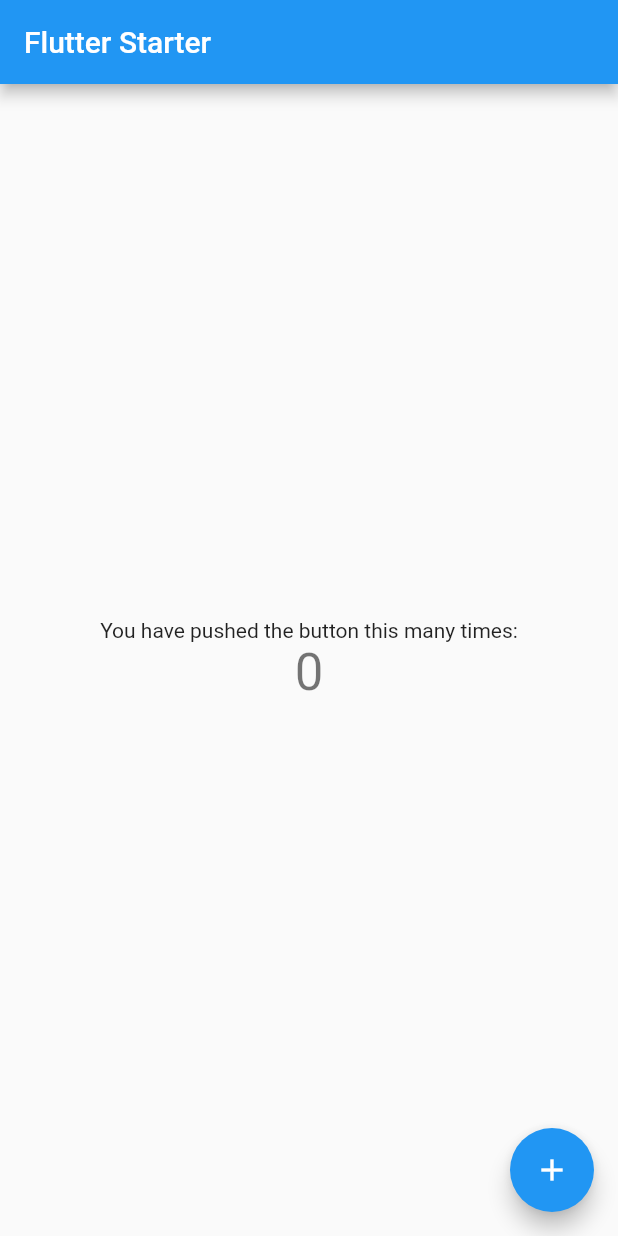
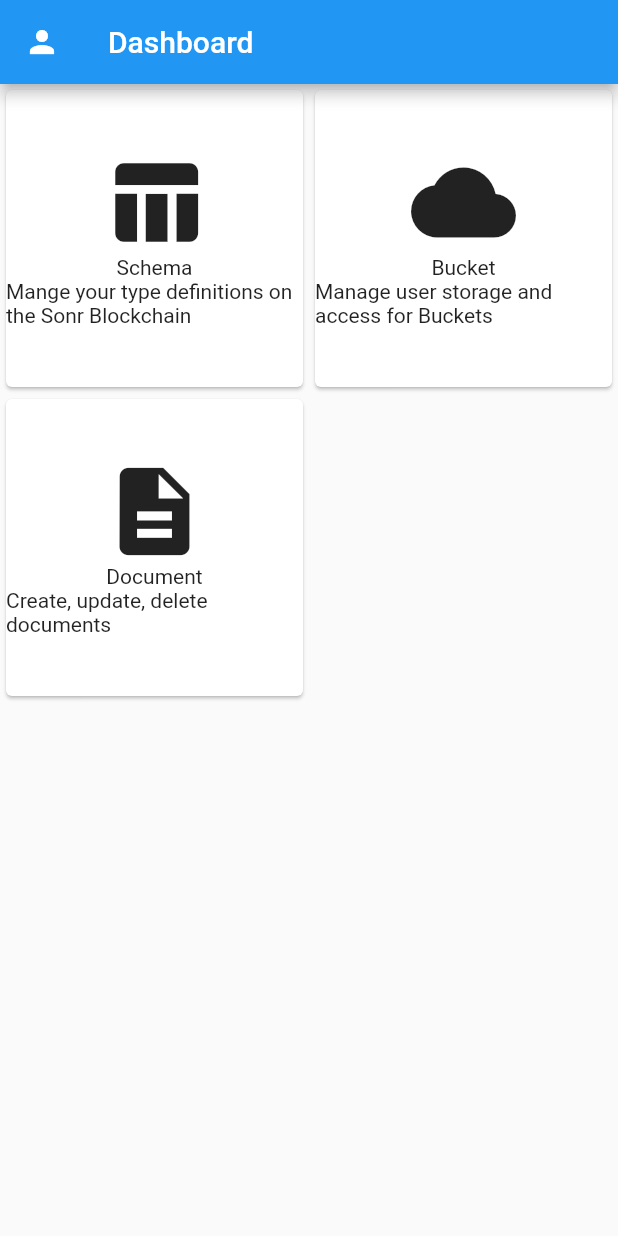
Before and after one commit to sonr-io/motor-flutter-starter, a Flutter app: the screen it shows after launch, on a phone screen of 412 x 824 dp. Run offline on Flutter 3.47's test engine with Material 2 defaults, Android fonts, the phone set to English and light mode, and no system bars; missing offline and left inert: motor_flutter.

Commit message:
Add Base Interface for Starter Template

```diff
--- a/lib/main.dart
+++ b/lib/main.dart
@@ -1,5 +1,6 @@
 import 'package:flutter/material.dart';
 import 'package:motor_flutter/motor_flutter.dart';
+import 'package:motor_flutter_starter/pages/dashboard_page.dart';
 
 Future<void> main() async {
   await MotorFlutter.init();
@@ -26,92 +27,7 @@ class MyApp extends StatelessWidget {
         // is not restarted.
         primarySwatch: Colors.blue,
       ),
-      home: const MyHomePage(title: 'Flutter Starter'),
+      home: const DashboardPage(),
     );
   }
 }
-
-class MyHomePage extends StatefulWidget {
-  const MyHomePage({super.key, required this.title});
-
-  // This widget is the home page of your application. It is stateful, meaning
-  // that it has a State object (defined below) that contains fields that affect
-  // how it looks.
-
-  // This class is the configuration for the state. It holds the values (in this
-  // case the title) provided by the parent (in this case the App widget) and
-  // used by the build method of the State. Fields in a Widget subclass are
-  // always marked "final".
-
-  final String title;
-
-  @override
-  State<MyHomePage> createState() => _MyHomePageState();
-}
-
-class _MyHomePageState extends State<MyHomePage> {
-  int _counter = 0;
-
-  void _incrementCounter() {
-    setState(() {
-      // This call to setState tells the Flutter framework that something has
-      // changed in this State, which causes it to rerun the build method below
-      // so that the display can reflect the updated values. If we changed
-      // _counter without calling setState(), then the build method would not be
-      // called again, and so nothing would appear to happen.
-      _counter++;
-    });
-  }
-
-  @override
-  Widget build(BuildContext context) {
-    // This method is rerun every time setState is called, for instance as done
-    // by the _incrementCounter method above.
-    //
-    // The Flutter framework has been optimized to make rerunning build methods
-    // fast, so that you can just rebuild anything that needs updating rather
-    // than having to individually change instances of widgets.
-    return Scaffold(
-      appBar: AppBar(
-        // Here we take the value from the MyHomePage object that was created by
-        // the App.build method, and use it to set our appbar title.
-        title: Text(widget.title),
-      ),
-      body: Center(
-        // Center is a layout widget. It takes a single child and positions it
-        // in the middle of the parent.
-        child: Column(
-          // Column is also a layout widget. It takes a list of children and
-          // arranges them vertically. By default, it sizes itself to fit its
-          // children horizontally, and tries to be as tall as its parent.
-          //
-          // Invoke "debug painting" (press "p" in the console, choose the
-          // "Toggle Debug Paint" action from the Flutter Inspector in Android
-          // Studio, or the "Toggle Debug Paint" command in Visual Studio Code)
-          // to see the wireframe for each widget.
-          //
-          // Column has various properties to control how it sizes itself and
-          // how it positions its children. Here we use mainAxisAlignment to
-          // center the children vertically; the main axis here is the vertical
-          // axis because Columns are vertical (the cross axis would be
-          // horizontal).
-          mainAxisAlignment: MainAxisAlignment.center,
-          children: <Widget>[
-            const Text(
-              'You have pushed the button this many times:',
-            ),
-            Text(
-              '$_counter',
-              style: Theme.of(context).textTheme.headline4,
-            ),
-          ],
-        ),
-      ),
-      floatingActionButton: FloatingActionButton(
-        onPressed: _incrementCounter,
-        tooltip: 'Increment',
-        child: const Icon(Icons.add),
-      ), // This trailing comma makes auto-formatting nicer for build methods.
-    );
-  }
-}
--- /dev/null
+++ b/lib/models/action.dart
@@ -0,0 +1,47 @@
+import 'package:flutter/material.dart';
+import 'package:motor_flutter_starter/pages/actions_page.dart';
+
+enum ActionItem {
+  schema,
+  bucket,
+  document,
+}
+
+extension ActionItemExt on ActionItem {
+  Widget get page {
+    return ActionsPage(item: this);
+  }
+
+  String get title {
+    switch (this) {
+      case ActionItem.schema:
+        return 'Schema';
+      case ActionItem.bucket:
+        return 'Bucket';
+      case ActionItem.document:
+        return 'Document';
+    }
+  }
+
+  IconData get icon {
+    switch (this) {
+      case ActionItem.schema:
+        return Icons.table_chart;
+      case ActionItem.bucket:
+        return Icons.cloud;
+      case ActionItem.document:
+        return Icons.description;
+    }
+  }
+
+  String get description {
+    switch (this) {
+      case ActionItem.schema:
+        return 'Mange your type definitions on the Sonr Blockchain';
+      case ActionItem.bucket:
+        return 'Manage user storage and access for Buckets';
+      case ActionItem.document:
+        return 'Create, update, delete documents';
+    }
+  }
+}
--- /dev/null
+++ b/lib/pages/dashboard_page.dart
@@ -0,0 +1,58 @@
+import 'package:flutter/material.dart';
+import 'package:motor_flutter_starter/pages/profile_page.dart';
+import '../models/action.dart';
+
+class DashboardPage extends StatefulWidget {
+  const DashboardPage({super.key});
+
+  @override
+  State<DashboardPage> createState() => _DashboardPageState();
+}
+
+class _DashboardPageState extends State<DashboardPage> {
+  @override
+  Widget build(BuildContext context) {
+    // This method is rerun every time setState is called, for instance as done
+    // by the _incrementCounter method above.
+    //
+    // The Flutter framework has been optimized to make rerunning build methods
+    // fast, so that you can just rebuild anything that needs updating rather
+    // than having to individually change instances of widgets.
+    return Scaffold(
+      appBar: AppBar(
+        leading: IconButton(
+            onPressed: () {
+              Navigator.of(context).push(MaterialPageRoute(builder: (context) => const ProfilePage()));
+            },
+            icon: const Icon(Icons.person)),
+        // Here we take the value from the MyHomePage object that was created by
+        // the App.build method, and use it to set our appbar title.
+        title: const Text("Dashboard"),
+      ),
+      body: GridView.builder(
+        itemCount: 3,
+        itemBuilder: ((context, index) {
+          final action = ActionItem.values[index];
+          return GestureDetector(
+            onTap: () {
+              Navigator.of(context).push(MaterialPageRoute(builder: (context) => action.page));
+            },
+            child: Card(
+              child: Center(
+                child: Column(
+                  mainAxisSize: MainAxisSize.min,
+                  children: <Widget>[
+                    Icon(action.icon, size: 70),
+                    Text(action.title),
+                    Text(action.description),
+                  ],
+                ),
+              ),
+            ),
+          );
+        }),
+        gridDelegate: const SliverGridDelegateWithFixedCrossAxisCount(crossAxisCount: 2),
+      ),
+    );
+  }
+}
```
Also changed, not shown: lib/models/schema_search_delegate.dart (added, +88 -0 lines), lib/pages/actions_page.dart (added, +90 -0 lines), lib/pages/build_schema_modal.dart (added, +91 -0 lines), lib/pages/profile_page.dart (added, +88 -0 lines), lib/pages/start_page.dart (added, +86 -0 lines), 28 other files.
